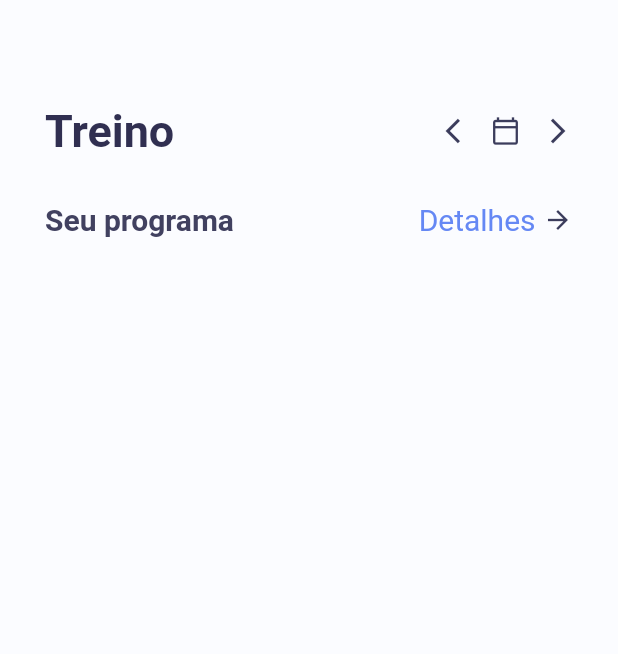
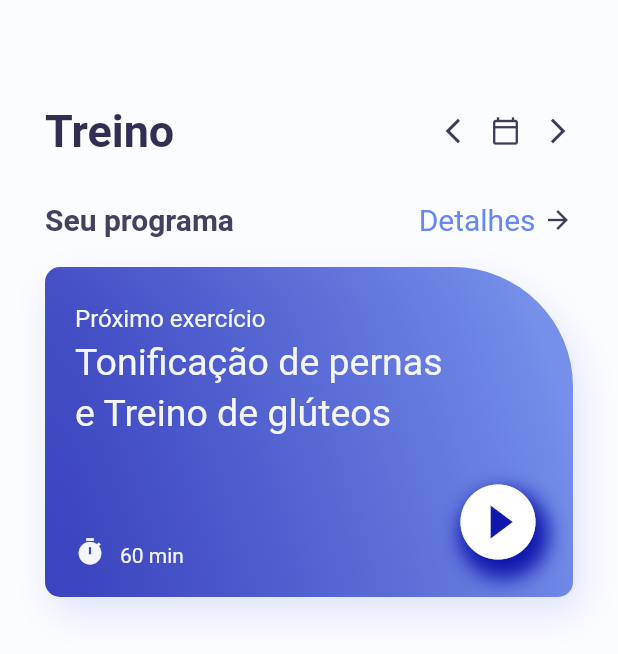
Before and after one commit to matheus2-andrade/training-app-flutter, a Flutter app: the screen it shows after launch, on a phone screen of 412 x 824 dp. Shown: the top 654 px of the screen. Run offline on Flutter 3.47's test engine with Material 2 defaults, Android fonts, the phone set to English and light mode, and no system bars; missing offline and left inert: dart:ffi.

Commit message:
finished container

```diff
--- a/lib/home_page.dart
+++ b/lib/home_page.dart
@@ -1,3 +1,5 @@
+import 'dart:ffi';
+
 import 'package:flutter/material.dart';
 import 'colors.dart' as color;
 
@@ -70,11 +72,112 @@ class _HomePageState extends State<HomePage> {
                     color: color.AppColor.homePageDetail,
                   ),
                 ),
-                SizedBox(width: 5,),
-                Icon(Icons.arrow_forward,
-                size: 20,
-                color: color.AppColor.homePageIcons ,)
+                SizedBox(
+                  width: 5,
+                ),
+                Icon(
+                  Icons.arrow_forward,
+                  size: 20,
+                  color: color.AppColor.homePageIcons,
+                )
               ],
+            ),
+            SizedBox(
+              height: 20,
+            ),
+            Container(
+              width: MediaQuery.of(context).size.width,
+              height: 220,
+              decoration: BoxDecoration(
+                gradient: LinearGradient(colors: [
+                  color.AppColor.gradientFirst.withOpacity(0.8),
+                  color.AppColor.gradientSecond.withOpacity(0.9),
+                ], begin: Alignment.bottomLeft, end: Alignment.centerRight),
+                borderRadius: BorderRadius.only(
+                  topLeft: Radius.circular(10),
+                  topRight: Radius.circular(80),
+                  bottomLeft: Radius.circular(10),
+                  bottomRight: Radius.circular(10),
+                ),
+                boxShadow: [
+                  BoxShadow(
+                    offset: Offset(5, 10),
+                    blurRadius: 20,
+                    color: color.AppColor.gradientSecond.withOpacity(0.2),
+                  ),
+                ],
+              ),
+              child: Padding(
+                padding: const EdgeInsets.only(
+                    left: 20, top: 25, bottom: 20, right: 20),
+                child: Column(
+                  crossAxisAlignment: CrossAxisAlignment.start,
+                  children: [
+                    Text(
+                      "Próximo exercício",
+                      style: TextStyle(
+                        fontSize: 16,
+                        color: color.AppColor.homePageContainerTextSmall,
+                      ),
+                    ),
+                    SizedBox(
+                      height: 5,
+                    ),
+                    Text(
+                      "Tonificação de pernas",
+                      style: TextStyle(
+                        fontSize: 25,
+                        color: color.AppColor.homePageContainerTextSmall,
+                      ),
+                    ),
+                    SizedBox(
+                      height: 5,
+                    ),
+                    Text(
+                      "e Treino de glúteos",
+                      style: TextStyle(
+                        fontSize: 25,
+                        color: color.AppColor.homePageContainerTextSmall,
+                      ),
+                    ),
+                    Spacer(),
+                    Row(
+                      crossAxisAlignment: CrossAxisAlignment.end,
+                      children: [
+                        Icon(
+                          Icons.timer,
+                          size: 20,
+                          color: color.AppColor.homePageContainerTextSmall,
+                        ),
+                        SizedBox(
+                          width: 10,
+                        ),
+                        Text(
+                          "60 min",
+                          style: TextStyle(
+                              color: color.AppColor.homePageContainerTextSmall,
+                              fontSize: 14),
+                        ),
+                        Spacer(),
+                        Container(
+                          decoration: BoxDecoration(boxShadow: [
+                            BoxShadow(
+                              color: color.AppColor.gradientFirst,
+                              blurRadius: 10,
+                              offset: Offset(4, 8),
+                            ),
+                          ], borderRadius: BorderRadius.circular(60)),
+                          child: Icon(
+                            Icons.play_circle_fill,
+                            color: Colors.white,
+                            size: 60,
+                          ),
+                        )
+                      ],
+                    )
+                  ],
+                ),
+              ),
             )
           ],
         ),
--- a/lib/main.dart
+++ b/lib/main.dart
@@ -10,6 +10,7 @@ class MyApp extends StatelessWidget {
   @override
   Widget build(BuildContext context) {
     return MaterialApp(
+      debugShowCheckedModeBanner: false,
       title: 'Flutter Demo',
       theme: ThemeData(
         primarySwatch: Colors.blue,
```
